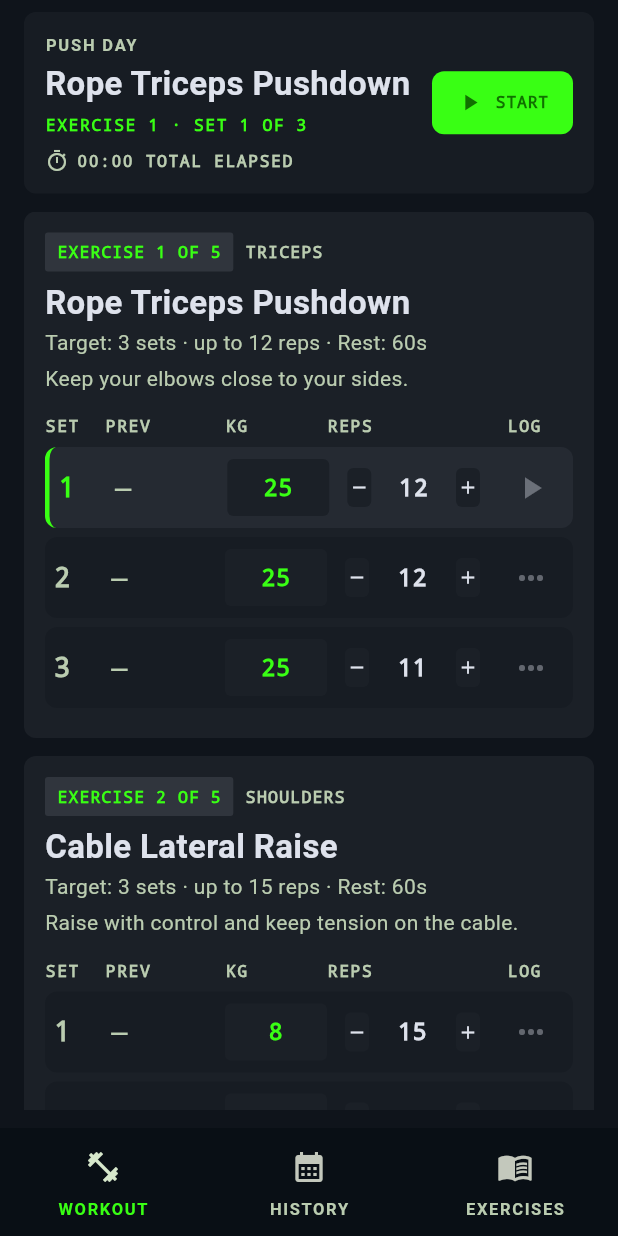
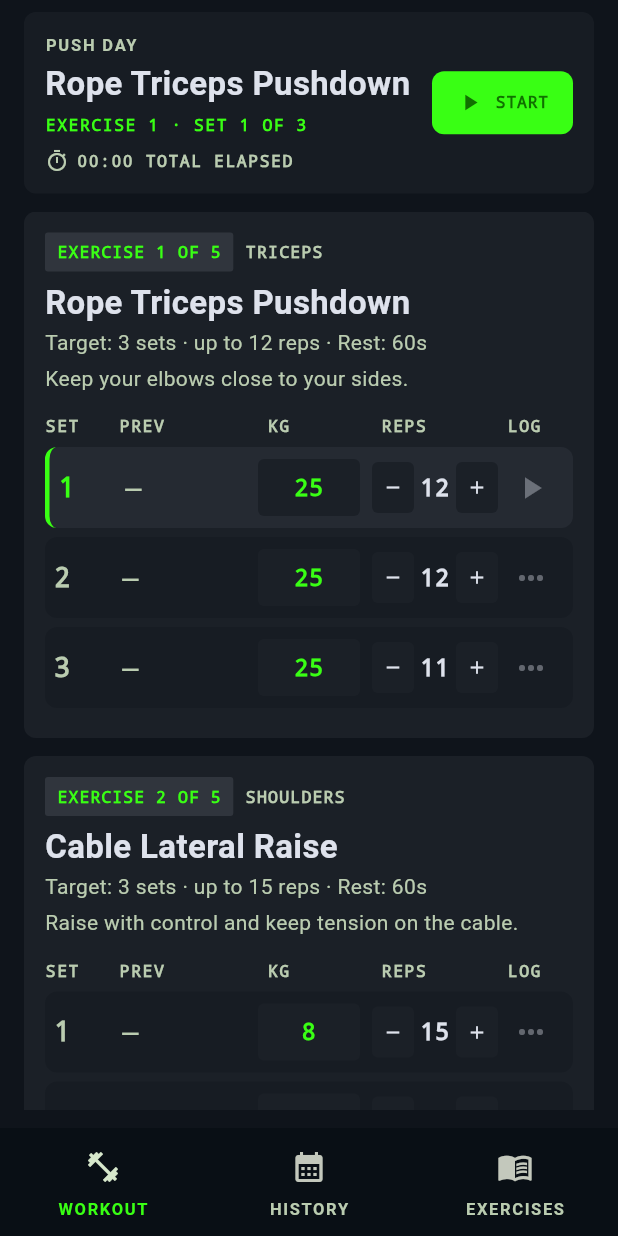
Before and after one commit to shakmurb/gym_bro, a Flutter app: the screen it shows after launch, after a tap on "START WORKOUT", on a phone screen of 412 x 824 dp. Run offline on Flutter 3.47's test engine with Material 3 defaults, Android fonts, the phone set to English and light mode, and no system bars; our stand-ins replace flutter_local_notifications, material_ui, timezone.

Commit message:
fixed width of reps box to correctly show 2 digits

```diff
--- a/lib/screens/active_workout_tracker_screen.dart
+++ b/lib/screens/active_workout_tracker_screen.dart
@@ -820,7 +820,8 @@ class _ExerciseCard extends StatelessWidget {
               Expanded(flex: 1, child: _TableLabel('SET')),
               Expanded(flex: 2, child: _TableLabel('PREV')),
               SizedBox(width: 68, child: _TableLabel('KG')),
-              Expanded(flex: 3, child: _TableLabel('REPS')),
+              SizedBox(width: 8),
+              SizedBox(width: 84, child: _TableLabel('REPS')),
               SizedBox(width: 44, child: _TableLabel('LOG')),
             ],
           ),
@@ -951,9 +952,11 @@ class _SetRow extends StatelessWidget {
               onTap: () => onEditWeight(exerciseIndex, setIndex),
             ),
           ),
-          Expanded(
-            flex: 3,
+          const SizedBox(width: 8),
+          SizedBox(
+            width: 84,
             child: _SetValueStepper(
+              key: ValueKey('repsValue$exerciseIndex-$setIndex'),
               value: '${exerciseSet.repetitions}',
               decreaseKey: ValueKey('decreaseReps$exerciseIndex-$setIndex'),
               increaseKey: ValueKey('increaseReps$exerciseIndex-$setIndex'),
@@ -1100,6 +1103,7 @@ class _WeightEditorDialogState extends State<_WeightEditorDialog> {
 
 class _SetValueStepper extends StatelessWidget {
   const _SetValueStepper({
+    super.key,
     required this.value,
     required this.decreaseKey,
     required this.increaseKey,
@@ -1116,19 +1120,11 @@ class _SetValueStepper extends StatelessWidget {
   @override
   Widget build(BuildContext context) => Row(
     children: [
-      IconButton(
+      _StepperButton(
         key: decreaseKey,
-        tooltip: 'Decrease',
-        onPressed: onDecrease,
-        visualDensity: VisualDensity.compact,
-        constraints: const BoxConstraints.tightFor(width: 24, height: 34),
-        padding: EdgeInsets.zero,
-        style: IconButton.styleFrom(
-          backgroundColor: _TrackerColors.surface,
-          foregroundColor: _TrackerColors.onSurface,
-          shape: RoundedRectangleBorder(borderRadius: BorderRadius.circular(4)),
-        ),
-        icon: const Icon(Icons.remove, size: 14),
+        label: 'Decrease',
+        icon: Icons.remove,
+        onTap: onDecrease,
       ),
       Expanded(
         child: Text(
@@ -1143,21 +1139,47 @@ class _SetValueStepper extends StatelessWidget {
           ),
         ),
       ),
-      IconButton(
+      _StepperButton(
         key: increaseKey,
-        tooltip: 'Increase',
-        onPressed: onIncrease,
-        visualDensity: VisualDensity.compact,
-        constraints: const BoxConstraints.tightFor(width: 24, height: 34),
-        padding: EdgeInsets.zero,
-        style: IconButton.styleFrom(
-          backgroundColor: _TrackerColors.surface,
-          foregroundColor: _TrackerColors.onSurface,
-          shape: RoundedRectangleBorder(borderRadius: BorderRadius.circular(4)),
-        ),
-        icon: const Icon(Icons.add, size: 14),
+        label: 'Increase',
+        icon: Icons.add,
+        onTap: onIncrease,
       ),
     ],
+  );
+}
+
+class _StepperButton extends StatelessWidget {
+  const _StepperButton({
+    super.key,
+    required this.label,
+    required this.icon,
+    required this.onTap,
+  });
+
+  final String label;
+  final IconData icon;
+  final VoidCallback onTap;
+
+  @override
+  Widget build(BuildContext context) => Semantics(
+    button: true,
+    label: label,
+    child: Material(
+      color: _TrackerColors.surface,
+      borderRadius: BorderRadius.circular(4),
+      child: InkWell(
+        onTap: onTap,
+        borderRadius: BorderRadius.circular(4),
+        child: SizedBox(
+          width: 28,
+          height: 34,
+          child: Center(
+            child: Icon(icon, size: 14, color: _TrackerColors.onSurface),
+          ),
+        ),
+      ),
+    ),
   );
 }
 
```
Also changed, not shown: 1 other file.
